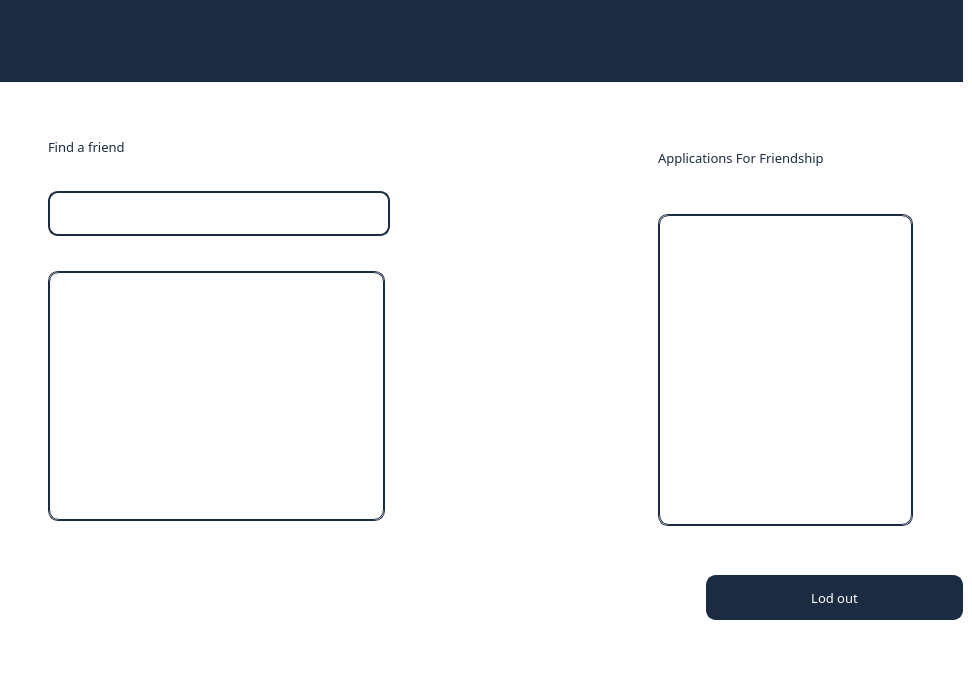
Old version of the form Front/userpage.ui in the repository VictorApopiy/C-_Practice_Notes_Keeper.
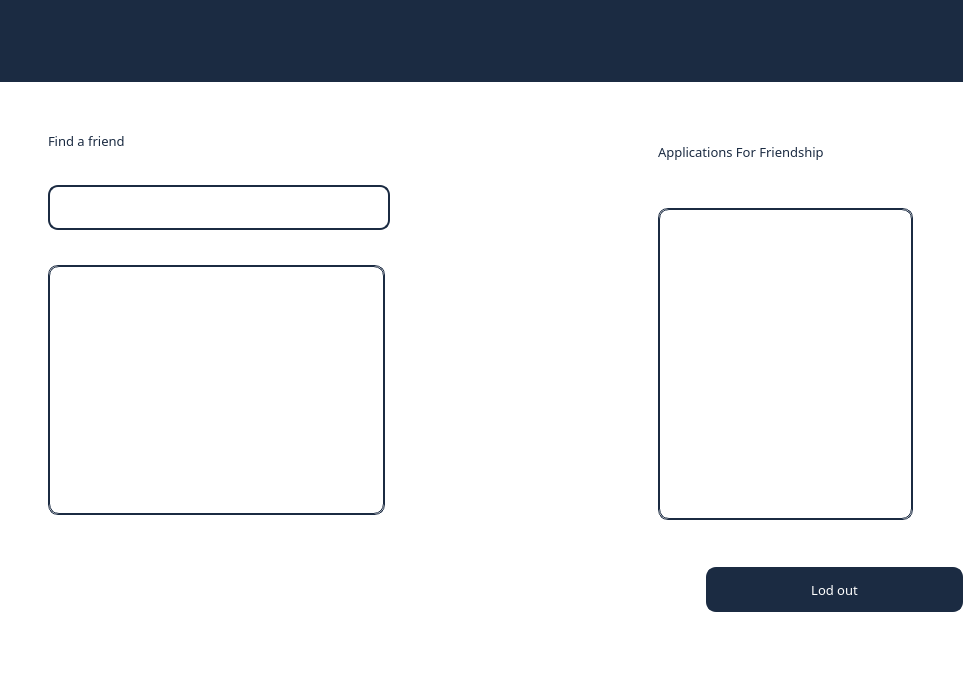
New version of the form. Icons and pictures are not drawn.

What changed in the file:
```diff
--- a/Front/userpage.ui
+++ b/Front/userpage.ui
@@ -6,8 +6,8 @@
    <rect>
     <x>0</x>
     <y>0</y>
-    <width>960</width>
-    <height>682</height>
+    <width>963</width>
+    <height>683</height>
    </rect>
   </property>
   <property name="windowTitle">
@@ -18,12 +18,21 @@
   </property>
   <widget class="QWidget" name="centralwidget">
    <layout class="QVBoxLayout" name="verticalLayout_9">
+    <property name="spacing">
+     <number>0</number>
+    </property>
     <property name="leftMargin">
      <number>0</number>
     </property>
     <property name="topMargin">
      <number>0</number>
     </property>
+    <property name="rightMargin">
+     <number>0</number>
+    </property>
+    <property name="bottomMargin">
+     <number>0</number>
+    </property>
     <item>
      <widget class="QWidget" name="widget" native="true">
       <property name="minimumSize">
```
